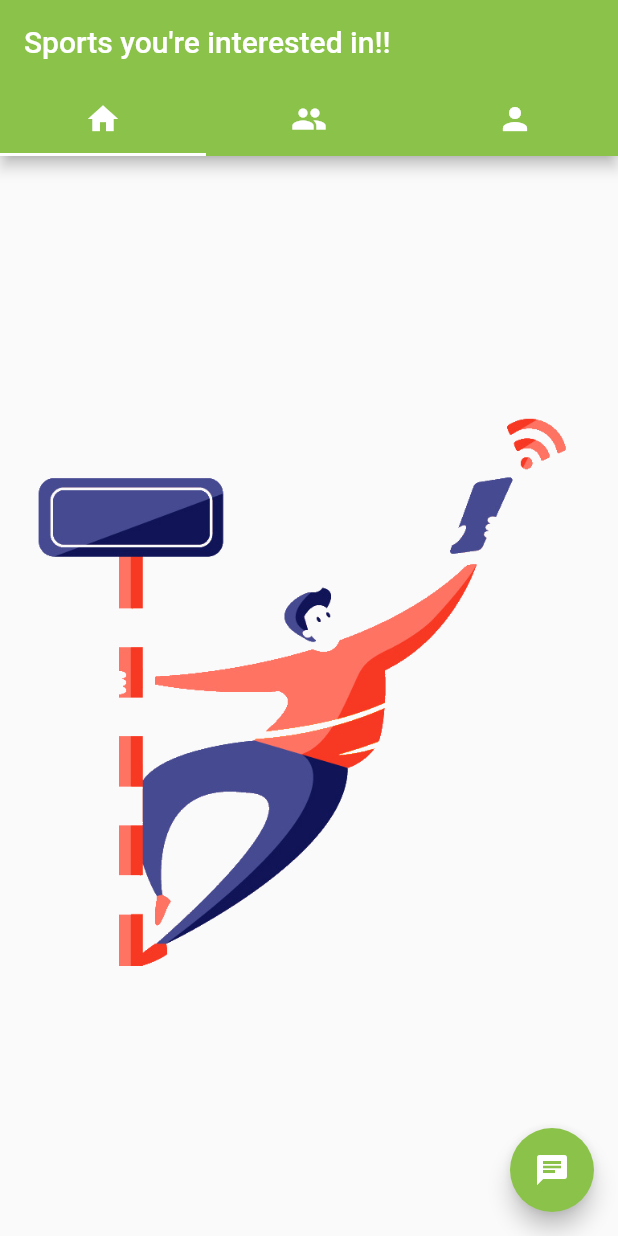
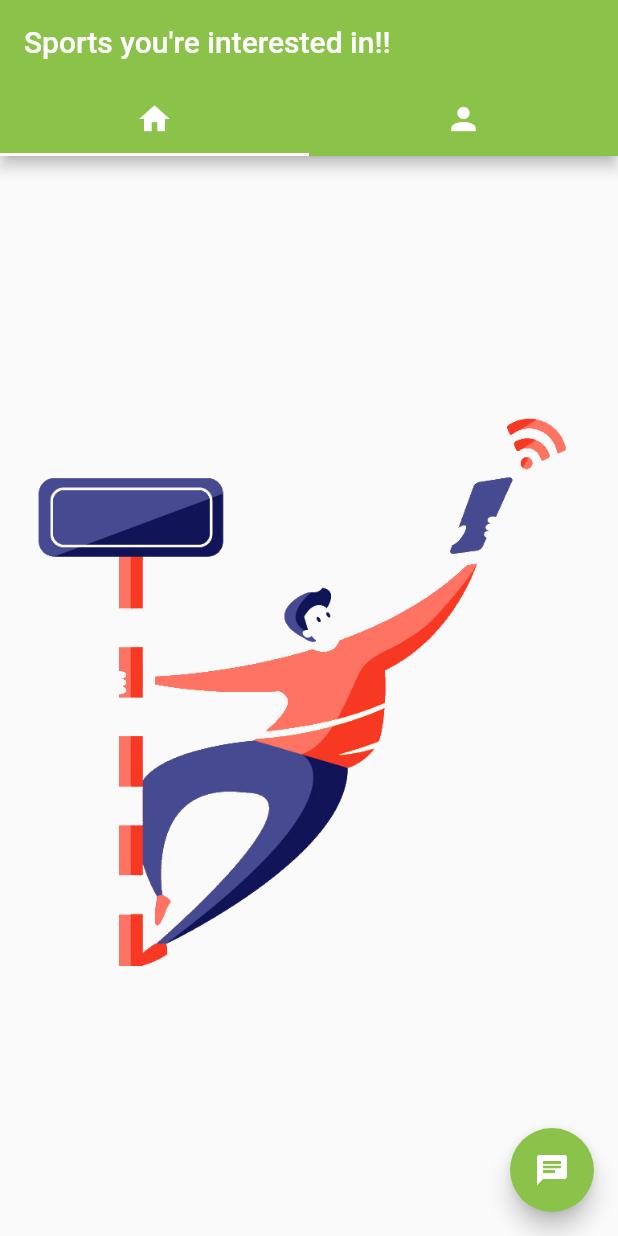
Before and after one commit to Terril/field-booking, a Flutter app: the screen it shows after launch, on a phone screen of 412 x 824 dp. Run offline on Flutter 3.47's test engine with Material 2 defaults, Android fonts, the phone set to English and light mode, and no system bars; network calls fail.

Commit message:
Disabling Friends List feature

```diff
--- a/lib/main.dart
+++ b/lib/main.dart
@@ -34,14 +34,14 @@ class MyApp extends StatelessWidget {
               bottom: new TabBar(
                 tabs: <Widget>[
                   new Tab(icon: new Icon(Icons.home, color: Colors.white)),
-                  new Tab(icon: new Icon(Icons.people, color: Colors.white)),
+                 // new Tab(icon: new Icon(Icons.people, color: Colors.white)),
                   new Tab(icon: new Icon(Icons.person, color: Colors.white)),
                 ],
               ),
             ),
             body: new TabBarView(children: <Widget>[
               HomePage(title: ''),
-              new Text("You've Selected Second"),
+             // new Text("You've Selected Second"),
               ProfilePage()
             ]),
           ),
--- a/lib/pages/friends_page.dart
+++ b/lib/pages/friends_page.dart
@@ -1,3 +1,3 @@
-import 'package:flutter_facebook_login/flutter_facebook_login.dart';
+// import 'package:flutter_facebook_login/flutter_facebook_login.dart';
 
 class FriendsPage {}
--- a/pubspec.yaml
+++ b/pubspec.yaml
@@ -19,7 +19,7 @@ environment:
 dependencies:
   flutter:
     sdk: flutter
-  flutter_facebook_login: ^3.0.0
+  #flutter_facebook_login: ^3.0.0
 
   # The following adds the Cupertino Icons font to your application.
   # Use with the CupertinoIcons class for iOS style icons.
```
Also changed, not shown: 2 other files.
